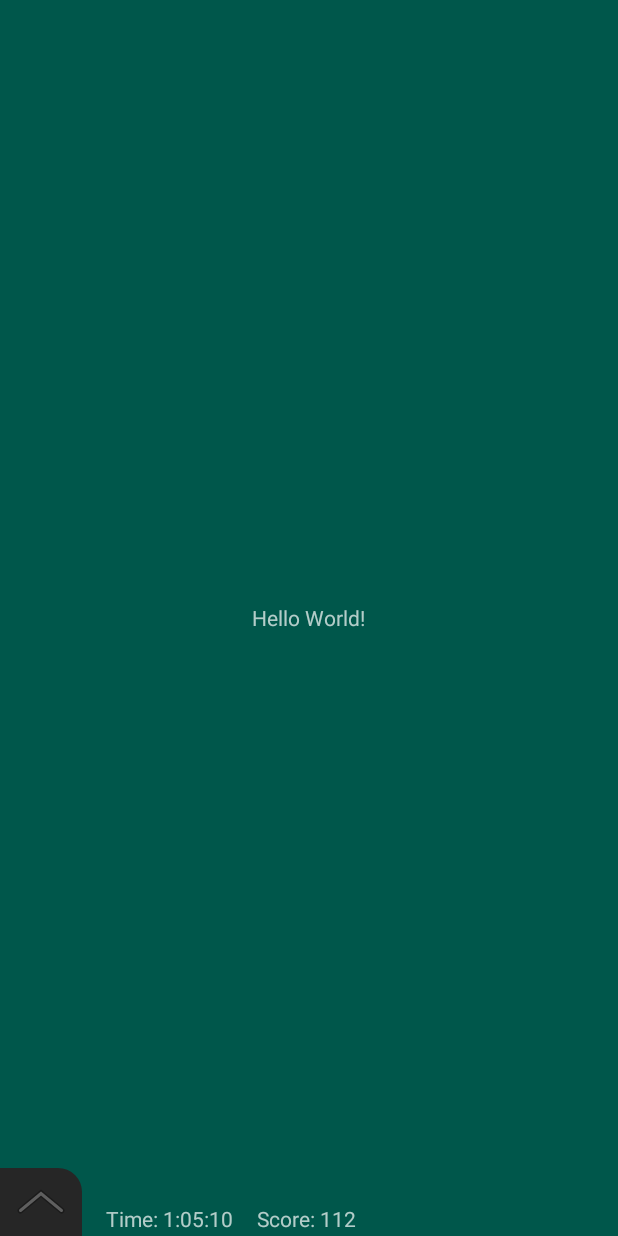
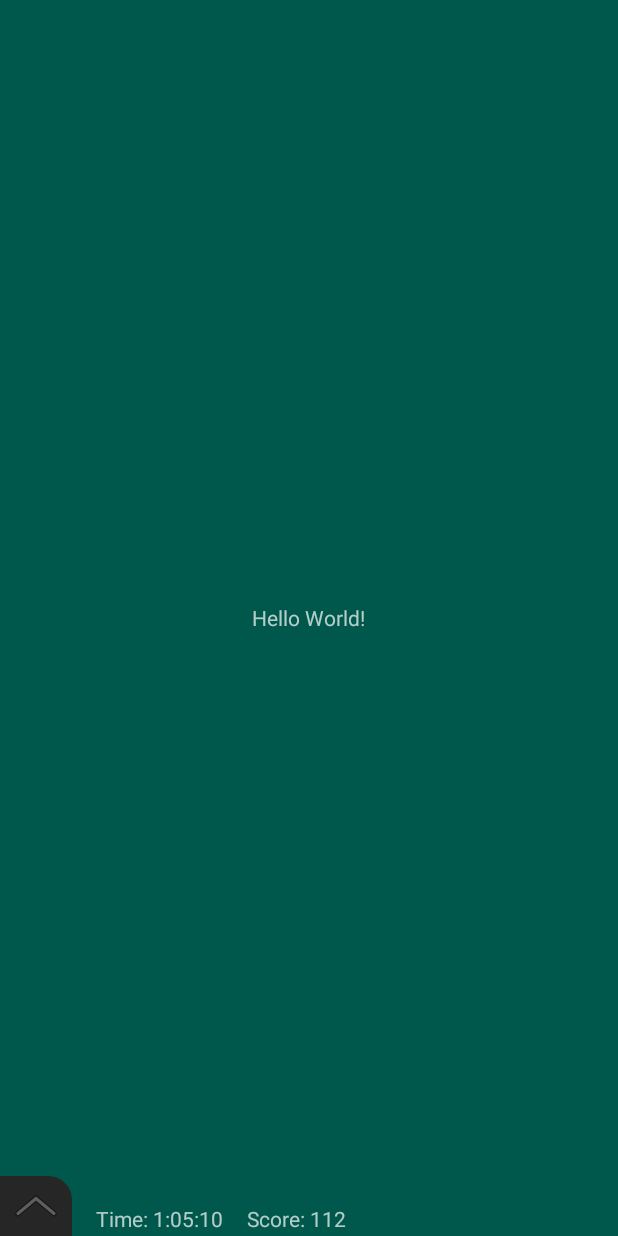
Before and after one commit to arsenioo/BottomSheetMenuExample, an Android app: the screen it shows after launch (MainActivity before the commit, SampleActivity after it), after a tap on "Solution", on a phone screen of 412 x 824 dp. Run offline under Robolectric (Android 15) with nearby library versions, the phone set to English and light mode, and no system bars; our stand-ins replace FlexboxLayout; 2 other taps on this screen came first.

Commit message:
battery icon auto update

```diff
--- a/app/src/main/AndroidManifest.xml
+++ b/app/src/main/AndroidManifest.xml
@@ -9,7 +9,7 @@
         android:roundIcon="@mipmap/ic_launcher_round"
         android:supportsRtl="true"
         android:theme="@style/AppTheme">
-        <activity android:name=".MainActivity">
+        <activity android:name=".SampleActivity">
             <intent-filter>
                 <action android:name="android.intent.action.MAIN" />
 
--- a/app/src/main/java/com/example/bottomsheetmenuexample/BottomSheetMenu.java
+++ b/app/src/main/java/com/example/bottomsheetmenuexample/BottomSheetMenu.java
@@ -11,7 +11,7 @@ import static com.google.android.material.bottomsheet.BottomSheetBehavior.STATE_
 import static com.google.android.material.bottomsheet.BottomSheetBehavior.STATE_EXPANDED;
 
 /**
- * Created by apc on 2019-05-15 for BottomSheetMenuExample
+ * Created by apc on 2019-05-15
  */
 
 public class BottomSheetMenu {
--- a/app/src/main/java/com/example/bottomsheetmenuexample/MainActivity.java
+++ b/app/src/main/java/com/example/bottomsheetmenuexample/SampleActivity.java
@@ -8,10 +8,10 @@ import android.widget.Toast;
 import androidx.appcompat.app.AppCompatActivity;
 import androidx.appcompat.app.AppCompatDelegate;
 
-public class MainActivity extends AppCompatActivity {
+public class SampleActivity extends AppCompatActivity {
 
     ViewGroup rootLayout;
-    CustomMenuV3 mMenu;
+    SoftickMenu mMenu;
 
     @Override
     protected void onCreate(Bundle savedInstanceState) {
@@ -21,7 +21,7 @@ public class MainActivity extends AppCompatActivity {
         rootLayout = findViewById(R.id.rootLayout);
 
         // Create menu, initialize with defaults
-        mMenu = new CustomMenuV3(this, rootLayout, rootLayout.findViewById(R.id.buttonsFlex));
+        mMenu = new SoftickMenu(this, rootLayout, rootLayout.findViewById(R.id.buttonsFlex));
         mMenu.setGripButtonEnabled(true);        // Synchronize with xml layout initial state
         mMenu.setLeftHandled(true);
     }
@@ -30,6 +30,12 @@ public class MainActivity extends AppCompatActivity {
     public void onBackPressed() {
         if (mMenu.isActive()) mMenu.hide();
         else super.onBackPressed();
+    }
+
+    @Override
+    public void onStop() {
+        super.onStop();
+        mMenu.hide();
     }
 
     public void onFirstButtonClick(View v)   {mMenu.hide(); Toast.makeText(this, "NewGame", Toast.LENGTH_SHORT).show();}
@@ -42,14 +48,13 @@ public class MainActivity extends AppCompatActivity {
         Toast.makeText(this, "Options", Toast.LENGTH_SHORT).show();
     }
 
-    public void onFifthButtonClick(View v)   {mMenu.testEnlarge(); mMenu.hide(); Toast.makeText(this, "Solution", Toast.LENGTH_SHORT).show();}
+    public void onFifthButtonClick(View v)   {mMenu.hide(); Toast.makeText(this, "Solution", Toast.LENGTH_SHORT).show();}
 
     public void onSixthButtonClick(View v) {
         mMenu.setLeftHandled(false);
         mMenu.setGripButtonEnabled(false);
         mMenu.hide(); Toast.makeText(this, "Progress", Toast.LENGTH_SHORT).show();
     }
-    public void onSeventhButtonClick(View v) {mMenu.hide(); Toast.makeText(this, "Debug", Toast.LENGTH_SHORT).show();}
 
     public void onExitButtonClick(View v)
     {
--- a/app/src/main/java/com/example/bottomsheetmenuexample/CustomMenuV3.java
+++ b/app/src/main/java/com/example/bottomsheetmenuexample/SoftickMenu.java
@@ -1,6 +1,7 @@
 package com.example.bottomsheetmenuexample;
 
 import android.annotation.SuppressLint;
+import android.content.BroadcastReceiver;
 import android.content.Context;
 import android.content.Intent;
 import android.content.IntentFilter;
@@ -29,16 +30,16 @@ import java.util.Date;
 
 import static com.google.android.material.bottomsheet.BottomSheetBehavior.STATE_COLLAPSED;
 
-interface ActivationListener {
-    void onActivationListener();
+interface MenuActivationListener {
+    void onActivated();
+    void onCollapsed();
 }
 
-class CustomMenuV3 implements ActivationListener {
-    private static final int NEW_GAME_BUTTON = R.id.menuButton1;
-    private static final int BATTERY_BUTTON = R.id.menuButton3;
-
+class SoftickMenu implements MenuActivationListener {
+    private static final int FADE_DELAY = 300;
+    private static final float FADED_OPACITY = 0.3f;
+    private final IntentFilter batteryInfoRequest = new IntentFilter(Intent.ACTION_BATTERY_CHANGED);
     private Context context;
-    private DynamicArrowView gripButton;
     private AppCompatButton batteryButton;
     private View exitButton;
     private View persistentMenuView;
@@ -47,9 +48,9 @@ class CustomMenuV3 implements ActivationListener {
 
     private static class MenuWithActivationListener extends BottomSheetMenu.WithAnimatedGripButton.WithUpperPanel {
         private int lastBottomSheetState = STATE_COLLAPSED;
-        private ActivationListener activationListener;
+        private MenuActivationListener activationListener;
 
-        MenuWithActivationListener(@NonNull View sheetView, @NonNull View persistentMenuView, @NonNull DynamicArrowView gripButton, @NonNull View upperPanel, @NonNull ActivationListener activationListener) {
+        MenuWithActivationListener(@NonNull View sheetView, @NonNull View persistentMenuView, @NonNull DynamicArrowView gripButton, @NonNull View upperPanel, @NonNull MenuActivationListener activationListener) {
             super(sheetView, persistentMenuView, gripButton, upperPanel);
             this.activationListener = activationListener;
         }
@@ -58,30 +59,48 @@ class CustomMenuV3 implements ActivationListener {
         public void bottomSheetOnStateChanged(View bottomSheet, int newState) {
             super.bottomSheetOnStateChanged(bottomSheet, newState);
             if (lastBottomSheetState == STATE_COLLAPSED && newState != STATE_COLLAPSED) {
-                activationListener.onActivationListener();
+                activationListener.onActivated();
+            } else if (lastBottomSheetState != STATE_COLLAPSED && newState == STATE_COLLAPSED) {
+                activationListener.onCollapsed();
             }
             lastBottomSheetState = newState;
         }
     }
 
-    CustomMenuV3(@NonNull Context context, @NonNull ViewGroup activityRoot, @NonNull View persistentMenuView)
+    SoftickMenu(@NonNull Context context, @NonNull ViewGroup activityRoot, @NonNull View persistentMenuView)
     {
         this.context = context;
         this.persistentMenuView = persistentMenuView;
-        gripButton = activityRoot.findViewById(R.id.gripButton);
         exitButton = activityRoot.findViewById(R.id.exitButton);
+        final DynamicArrowView gripButton = activityRoot.findViewById(R.id.gripButton);
 
         menu = new MenuWithActivationListener(
             activityRoot.findViewById(R.id.menuLayout), persistentMenuView, gripButton, exitButton, this);
 
-        menu.setFadeDelay(300);
-        menu.setFadedOpacity(0.3f);
-        batteryButton = activityRoot.findViewById(BATTERY_BUTTON);
+        // Some hardcoded appearance
+        menu.setFadeDelay(FADE_DELAY);
+        menu.setFadedOpacity(FADED_OPACITY);
+        batteryButton = activityRoot.findViewById(R.id.batteryButton);
+    }
+
+    private final BroadcastReceiver batteryInfoReceiver = new BroadcastReceiver()
+    {
+        @Override
+        public void onReceive(Context context, Intent intent)
+        {
+            String action = intent.getAction();
+            if (Intent.ACTION_BATTERY_CHANGED.equals(action)) updateBatteryItem(intent);
+        }
+    };
+
+    @Override
+    public void onActivated() {
+        context.registerReceiver(batteryInfoReceiver, batteryInfoRequest);
     }
 
     @Override
-    public void onActivationListener() {
-        updateBatteryItem();
+    public void onCollapsed() {
+        context.unregisterReceiver(batteryInfoReceiver);
     }
 
     @SuppressLint("RtlHardcoded")
@@ -125,7 +144,6 @@ class CustomMenuV3 implements ActivationListener {
         return DateFormat.getTimeFormat(context).format(time);
     }
 
-    private final IntentFilter batteryInfoRequest = new IntentFilter(Intent.ACTION_BATTERY_CHANGED);
     private int batteryLevel = -1;
     private boolean batteryCharging;
     private String batteryIconCaption;
@@ -161,7 +179,7 @@ class CustomMenuV3 implements ActivationListener {
             }
             if (batteryDrawable == null) return;
 
-            final float[] hsv = {newLevel * 1.2f, 1.0f, 0.9f};
+            final float[] hsv = {newLevel * 1.2f, 1.0f, 0.9f};  // Battery color from red to green
             batteryDrawable.setColorFilter(new PorterDuffColorFilter(Color.HSVToColor(255, hsv), PorterDuff.Mode.SRC_IN));
 
             if (!newCharging) {
@@ -170,14 +188,14 @@ class CustomMenuV3 implements ActivationListener {
                     batteryBitmapCanvas = new Canvas(batteryBitmap);
                     batteryTextPaint = new Paint();
 
-                    final String text = "0123456789%";
+                    final String text = "0";
                     final float lineHeight = batteryBitmapCanvas.getHeight() * 15.0f / 30.0f * 0.5f;    // Desired height according to drawing dimensions
                     final float initialTextSize = 24.0f;                                                // Initial text size, any value
                     batteryTextPaint.setTextSize(initialTextSize);
                     Rect textBounds = new Rect();
-                    batteryTextPaint.getTextBounds(text, 0, text.length(), textBounds);
+                    batteryTextPaint.getTextBounds(text, 0, 1, textBounds);
                     batteryTextPaint.setTextSize(initialTextSize * lineHeight / textBounds.height());  // Final size according to measurements
-                    batteryTextPaint.getTextBounds(text, 0, text.length(), textBounds);
+                    batteryTextPaint.getTextBounds(text, 0, 1, textBounds);
 
                     batteryTextPaint.setColor(0xFF000000);
                     batteryTextPaint.setAntiAlias(true);
@@ -201,11 +219,8 @@ class CustomMenuV3 implements ActivationListener {
         }
     }
 
-    private void updateBatteryItem()
-    {
-        final Intent batteryInfo = context.registerReceiver(null, batteryInfoRequest);
+    private void updateBatteryItem(Intent batteryInfo) {
         if (batteryInfo == null) return;
-
         final int level = batteryInfo.getIntExtra(BatteryManager.EXTRA_LEVEL, -1);
         final int scale = batteryInfo.getIntExtra(BatteryManager.EXTRA_SCALE, -1);
         final int status = batteryInfo.getIntExtra(BatteryManager.EXTRA_STATUS, BatteryManager.BATTERY_STATUS_UNKNOWN);
@@ -213,34 +228,4 @@ class CustomMenuV3 implements ActivationListener {
         final boolean isCharging = (status == BatteryManager.BATTERY_STATUS_CHARGING);
         updateBatteryItem(getCurrentTime(), batteryLevel, isCharging);
     }
-
-/*    public void restoreMenuButtons()
-    {
-        if (!D.MULTIPLAY)
-        {
-            restoreMenuNewGame();
-            restoreMenuSolution();
-        }
-        else replaceMenuNewGameToEndGame();
-
-    }*/
-
-/*    public void replaceMenuNewGameToEndGame(){replaceMenuItem(NEW_GAME_BUTTON,   getResources().getString(R.string.endGame));}
-    public void replaceMenuNewGameToResign(){replaceMenuItem(NEW_GAME_BUTTON,   getResources().getString(R.string.resign));}
-    public void replaceMenuNewGameToClaim(){replaceMenuItem(NEW_GAME_BUTTON,   getResources().getString(R.string.claim_victory));}
-    public void restoreMenuNewGame(){replaceMenuItem(NEW_GAME_BUTTON,   getResources().getString(R.string.new_g));}*/
-
-    @SuppressWarnings("WeakerAccess")
-    public void testEnlarge() {     // TODO: Remove this
-        android.view.ViewGroup.LayoutParams lp = gripButton.getLayoutParams();
-        lp.width = lp.width * 8 / 7;
-        lp.height = lp.height * 8 / 7;
-        gripButton.setLayoutParams(lp);
-        gripButton.requestLayout();
-        lp = exitButton.getLayoutParams();
-        lp.width = exitButton.getWidth() * 8 / 7;
-        lp.height = exitButton.getHeight() * 8 / 7;
-        exitButton.setLayoutParams(lp);
-        exitButton.requestLayout();
-    }
 }
--- a/app/src/main/res/layout/activity_main.xml
+++ b/app/src/main/res/layout/activity_main.xml
@@ -76,7 +76,8 @@
             android:layout_toRightOf="@+id/gripButton"
             android:layout_toEndOf="@+id/gripButton"
             android:layout_above="@+id/buttonsFlex"
-            android:text="Time: 1:05:10"/>
+            android:text="Time: 1:05:10"
+            tools:ignore="HardcodedText" />
         <TextView
             android:id="@+id/scoresLabelView"
             android:saveEnabled="false"
@@ -88,7 +89,8 @@
             android:layout_toRightOf="@+id/timeLabelView"
             android:layout_toEndOf="@+id/timeLabelView"
             android:layout_above="@+id/buttonsFlex"
-            android:text="Score: 112"/>
+            android:text="Score: 112"
+            tools:ignore="HardcodedText" />
         <!--All the menu buttons-->
         <com.google.android.flexbox.FlexboxLayout
             android:id="@+id/buttonsFlex"
@@ -101,7 +103,8 @@
             android:padding="@dimen/abc_dialog_list_padding_bottom_no_buttons"
             app:flexWrap="wrap"
             app:alignItems="flex_start"
-            app:alignContent="flex_start">
+            app:alignContent="flex_start"
+            tools:ignore="PrivateResource">
             <com.example.bottomsheetmenuexample.ButtonVectorDrawableCompat
                 android:id="@+id/menuButton1"
                 style="@style/MenuButton"
@@ -119,9 +122,8 @@
                 app:layout_minWidth="76dp"
                 android:onClick="onSecondButtonClick"/>
             <com.example.bottomsheetmenuexample.ButtonVectorDrawableCompat
-                android:id="@+id/menuButton3"
+                android:id="@+id/batteryButton"
                 style="@style/MenuButton"
-                app:drawableTopCompat="@drawable/ic_menu_battery_charge"
                 app:layout_flexGrow="1"
                 app:layout_minWidth="76dp"
                 android:onClick="onThirdButtonClick"/>
@@ -152,6 +154,6 @@
                     android:text="@string/graph_progress"
                     android:onClick="onSixthButtonClick"/>
             </LinearLayout>
-        </com.google.android.flexbox.FlexboxLayout>>
+        </com.google.android.flexbox.FlexboxLayout>
     </RelativeLayout>
 </androidx.coordinatorlayout.widget.CoordinatorLayout>
```
